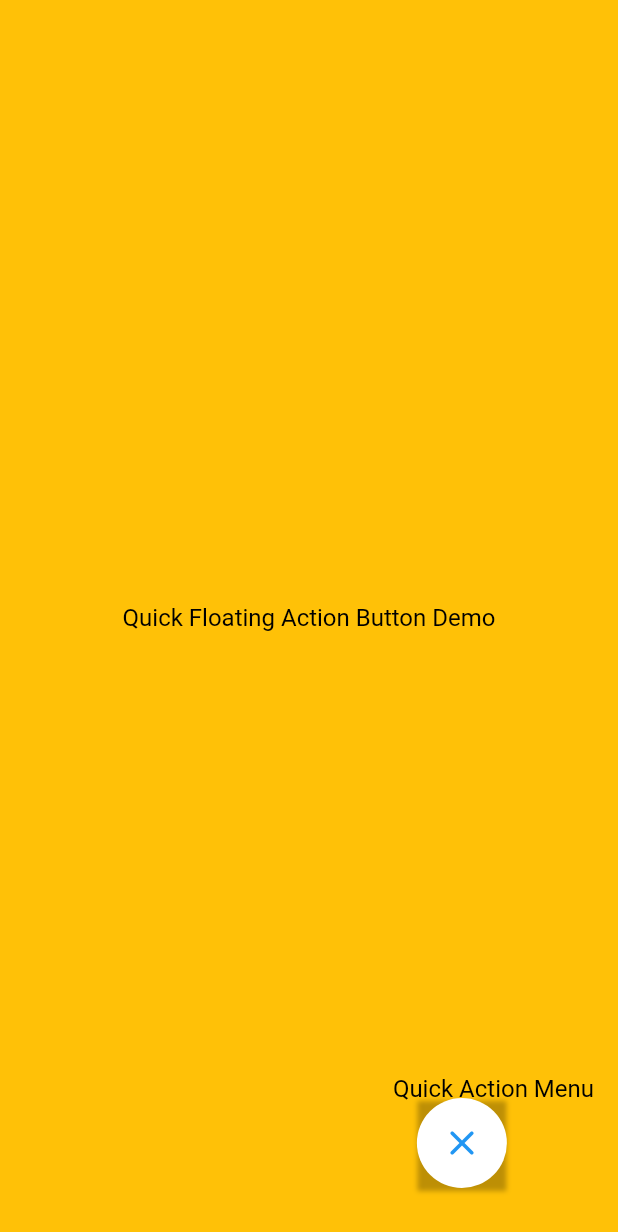
After one commit to jsmile/flutter_ui_demo, a Flutter app: the QuickFloatingActionButtonDemo screen opened by its route, after a tap on the "close" icon, on a phone screen of 412 x 824 dp. The commit adds this screen. Shown: the top 1232 px of the screen. Run offline on Flutter 3.47's test engine with Material 2 defaults, Android fonts, the phone set to English and light mode, and no system bars; missing offline and left inert: ansicolor.

Commit message:
Quick Action Menu Floating Action Button

```diff
--- a/lib/src/app.dart
+++ b/lib/src/app.dart
@@ -28,6 +28,8 @@ class App extends StatelessWidget {
         BasicSliver.routeName: (context) => const BasicSliver(),
         TabBarSliver.routeName: (context) => const TabBarSliver(),
         AdvancedSliver.routeName: (context) => const AdvancedSliver(),
+        QuickFloatingActionButtonDemo.routeName: (context) =>
+            const QuickFloatingActionButtonDemo(),
       },
     );
   }
--- /dev/null
+++ b/lib/src/demos/floating_action_button/quick_action_float_button/expandable_floating_action_button_demo.dart
@@ -0,0 +1,25 @@
+import 'package:flutter/material.dart';
+import 'package:flutter_ui_demo/src/demos/floating_action_button/quick_action_float_button/quick_action_menu.dart';
+
+class QuickFloatingActionButtonDemo extends StatelessWidget {
+  static const String routeName = '/QuickFloatingActionButtonDemo';
+
+  const QuickFloatingActionButtonDemo({super.key});
+
+  @override
+  Widget build(BuildContext context) {
+    return Scaffold(
+        backgroundColor: Colors.amber,
+        body: const Center(
+          child: Text('Quick Floating Action Button Demo'),
+        ),
+        floatingActionButton: QuickActionMenu(
+          onTap: () {
+            print('Quick Action Menu Tapped');
+          },
+          icon: Icons.add,
+          backgroundColor: Colors.blue,
+          child: const Text('Quick Action Menu'),
+        ));
+  }
+}
--- /dev/null
+++ b/lib/src/demos/floating_action_button/quick_action_float_button/quick_action_icon.dart
@@ -0,0 +1,29 @@
+import 'package:flutter/material.dart';
+
+/// Quick Action Icon
+class QuickActionIcon extends StatelessWidget {
+  final Icon icon; // 버튼에 표시되는 아이콘
+  final Color backgroundColor; // 버튼의 배경색
+
+  const QuickActionIcon({
+    required this.icon,
+    required this.backgroundColor,
+    super.key,
+  });
+
+  @override
+  Widget build(BuildContext context) {
+    return Container(
+      height: 60,
+      width: 60,
+      decoration: BoxDecoration(
+        color: backgroundColor,
+        shape: BoxShape.circle, // 원형버튼 모양
+      ),
+      clipBehavior: Clip.hardEdge,
+      child: Center(
+        child: icon,
+      ),
+    );
+  }
+}
--- /dev/null
+++ b/lib/src/demos/floating_action_button/quick_action_float_button/quick_action_menu.dart
@@ -0,0 +1,61 @@
+import 'package:flutter/material.dart';
+
+import 'quick_action_menu_floating_action_button.dart';
+
+/// Quick Action Menu Floating Action Button
+class QuickActionMenu extends StatefulWidget {
+  final Function() onTap; // Tap 정의
+  final IconData icon;
+  final Color backgroundColor;
+  final Widget child; // 버튼 아래에 표시하는 위젯
+
+  const QuickActionMenu({
+    required this.onTap,
+    required this.icon,
+    required this.backgroundColor,
+    required this.child,
+    super.key,
+  });
+
+  @override
+  State<QuickActionMenu> createState() => _QuickActionMenuState();
+}
+
+class _QuickActionMenuState extends State<QuickActionMenu> {
+  var _isOpen = false; // 메뉴가 열려있는지 여부
+
+  // open close 에 따른 상태변화 반영
+  _open() {
+    setState(() {
+      _isOpen = true;
+    });
+  }
+
+  _close() {
+    setState(() {
+      _isOpen = false;
+    });
+  }
+
+  @override
+  Widget build(BuildContext context) {
+    return Stack(
+      children: [
+        widget.child,
+        Padding(
+          padding: const EdgeInsets.all(16.0).copyWith(
+            bottom: MediaQuery.of(context).padding.bottom + 16.0,
+          ),
+          child: QuickActionMenuFloatingActionButton(
+            open: _open,
+            close: _close,
+            onTap: widget.onTap,
+            isOpen: _isOpen,
+            icon: widget.icon,
+            backgroundColor: widget.backgroundColor,
+          ),
+        ),
+      ],
+    );
+  }
+}
--- /dev/null
+++ b/lib/src/demos/floating_action_button/quick_action_float_button/quick_action_menu_floating_action_button.dart
@@ -0,0 +1,110 @@
+import 'package:flutter/material.dart';
+import 'quick_action_icon.dart';
+
+/// Menu Floating Action Button
+class QuickActionMenuFloatingActionButton extends StatefulWidget {
+  final Function() open; // 메뉴를 열 때 호출되는 함수
+  final Function() close; // 메뉴를 닫을 때 호출되는 함수
+  final Function() onTap; // 메뉴 버튼을 눌렀을 때 호출되는 함수
+  final bool isOpen; // 메뉴가 열려있는지 여부
+
+  final IconData icon; // 메뉴 버튼에 표시되는 아이콘
+  final Color backgroundColor; // 메뉴 버튼의 배경색
+
+  const QuickActionMenuFloatingActionButton({
+    required this.open,
+    required this.close,
+    required this.onTap,
+    required this.isOpen,
+    required this.icon,
+    required this.backgroundColor,
+    super.key,
+  });
+
+  @override
+  State<QuickActionMenuFloatingActionButton> createState() =>
+      _QuickActionMenuFloatingActionButtonState();
+}
+
+class _QuickActionMenuFloatingActionButtonState
+    extends State<QuickActionMenuFloatingActionButton> {
+  final Duration _duration = const Duration(milliseconds: 200); // 애니메이션 시간
+  bool _isPressed = false; // 메뉴 버튼이 눌렸는지 여부
+
+  _pressDown() {
+    setState(() {
+      _isPressed = true;
+    });
+  }
+
+  _pressUp() {
+    setState(() {
+      _isPressed = false;
+    });
+  }
+
+  @override
+  Widget build(BuildContext context) {
+    return GestureDetector(
+      onTapDown: (_) => _pressDown(),
+      onTapUp: (_) => _pressUp(),
+      onTapCancel: () => _pressUp(),
+      onTap: () =>
+          widget.isOpen ? widget.close() : widget.open(), // menu button toggle
+      onLongPress: () {
+        if (!widget.isOpen) {
+          widget.open();
+          _pressUp();
+        }
+      },
+      // AnimatedScale 을 이용하여 메뉴 버튼을 눌렀을 때 크기가 줄어들도록 함.
+      child: AnimatedScale(
+        scale: _isPressed ? 0.8 : 1.0,
+        duration: _duration,
+        // Menu 버튼 전체에 BoxShadow 효과 추가
+        child: Container(
+          decoration: const BoxDecoration(
+            boxShadow: [
+              BoxShadow(
+                blurRadius: 2,
+                offset: Offset(0, 2),
+                color: Colors.black26,
+              )
+            ],
+          ),
+          child: getMenuStack(),
+        ),
+      ),
+    );
+  }
+
+  // Stack getMenuStack() {
+  Widget getMenuStack() {
+    return Stack(
+      children: [
+        // 하위 layer Icon
+        QuickActionIcon(
+          icon: Icon(
+            Icons.close_rounded,
+            color: widget.backgroundColor,
+            size: 28,
+          ),
+          backgroundColor: Colors.white,
+        ),
+        // 상위 layer Icon
+        Opacity(
+          opacity: widget.isOpen ? 0.0 : 1.0, // open 이면 하위레벨을 가려라
+          child: QuickActionIcon(
+            icon: const Icon(
+              Icons.close_rounded,
+              color: Colors.white,
+              size: 28,
+            ),
+            // 배경색이 하위 버튼의 전경색과 동일하므로 하위 버튼이 숨겨짐.
+            backgroundColor: widget.backgroundColor, //
+          ),
+        ),
+      ],
+    );
+  }
+}
--- a/lib/src/demos/home.dart
+++ b/lib/src/demos/home.dart
@@ -42,6 +42,11 @@ class Home extends StatelessWidget {
                 'Advancded Sliver Demo',
                 AdvancedSliver.routeName,
               ),
+              demoButton(
+                context,
+                'Quick Floating Action Button Demo',
+                QuickFloatingActionButtonDemo.routeName,
+              ),
             ],
           ),
         ),
@@ -52,7 +57,7 @@ class Home extends StatelessWidget {
   Widget demoButton(BuildContext context, String buttonName, String routeName) {
     return Container(
       // height: 30.0,
-      margin: const EdgeInsets.all(10),
+      // margin: const EdgeInsets.all(10),
       padding: const EdgeInsets.all(10),
       child: FilledButton.tonal(
         style: ButtonStyle(
--- a/lib/src/export_demos.dart
+++ b/lib/src/export_demos.dart
@@ -4,3 +4,4 @@ export 'demos/expandable_panel/multi_expandable_panel_demo.dart';
 export 'demos/sliver/basic_sliver.dart';
 export 'demos/sliver/tapbar_sliver.dart';
 export 'demos/sliver/advanced_sliver.dart';
+export 'demos/floating_action_button/quick_action_float_button/expandable_floating_action_button_demo.dart';
```
